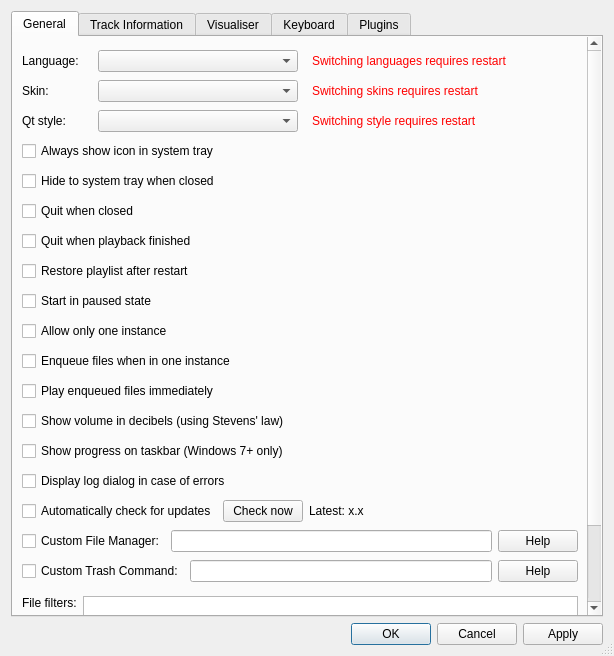
Old version of the form src/preferencesDialog.ui in the repository khoshekh-dj/nulloy.
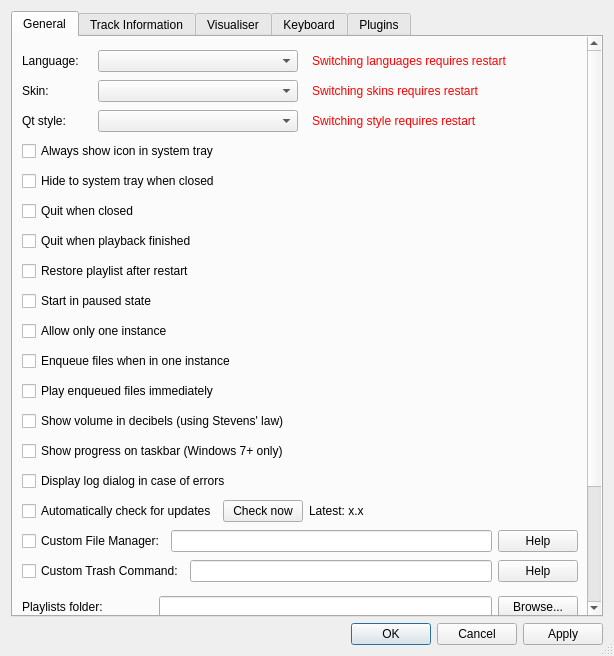
New version of the form. Custom widgets are drawn as their Qt base class.

Commit message: Playlists: open, save, recent, and add tracks to other playlists

What changed in the file:
```diff
--- a/src/preferencesDialog.ui
+++ b/src/preferencesDialog.ui
@@ -990,6 +990,55 @@
              </layout>
             </widget>
            </item>
+           <item>
+            <widget class="QWidget" name="playlistsContainer" native="true">
+             <layout class="QGridLayout" name="playlistsLayout">
+              <property name="leftMargin">
+               <number>0</number>
+              </property>
+              <property name="topMargin">
+               <number>10</number>
+              </property>
+              <property name="rightMargin">
+               <number>0</number>
+              </property>
+              <property name="bottomMargin">
+               <number>0</number>
+              </property>
+              <item row="0" column="0">
+               <widget class="QLabel" name="playlistsFolderLabel">
+                <property name="text">
+                 <string>Playlists folder:</string>
+                </property>
+               </widget>
+              </item>
+              <item row="0" column="1">
+               <widget class="QLineEdit" name="playlistsFolderLineEdit"/>
+              </item>
+              <item row="0" column="2">
+               <widget class="QPushButton" name="playlistsFolderBrowseButton">
+                <property name="text">
+                 <string>Browse...</string>
+                </property>
+               </widget>
+              </item>
+              <item row="1" column="0">
+               <widget class="QLabel" name="openPlaylistBehaviourLabel">
+                <property name="text">
+                 <string>When opening a playlist:</string>
+                </property>
+               </widget>
+              </item>
+              <item row="1" column="1" colspan="2">
+               <widget class="QComboBox" name="openPlaylistBehaviourComboBox">
+                <property name="sizeAdjustPolicy">
+                 <enum>QComboBox::AdjustToContents</enum>
+                </property>
+               </widget>
+              </item>
+             </layout>
+            </widget>
+           </item>
            <item>
             <widget class="QWidget" name="fileFiltersContainer" native="true">
              <layout class="QHBoxLayout" name="horizontalLayout_4">
```
The commit also changes 8 other files.
